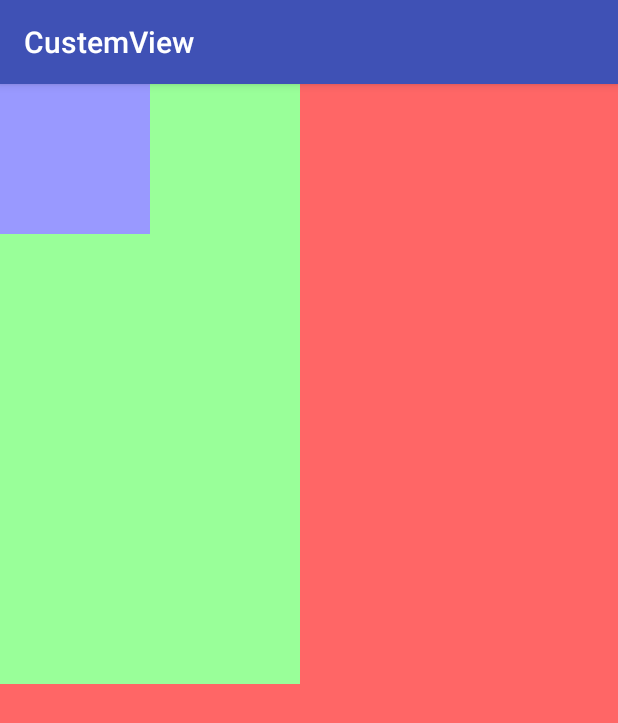
After one commit to seahorseBra/CustemView, an Android app: the DragHelperActivity screen opened directly, with no data from a screen before it, on a phone screen of 412 x 824 dp. The commit adds this screen. Shown: the top 723 px of the screen. Run offline under Robolectric (Android 15) with nearby library versions, the phone set to English and light mode, and no system bars.

Commit message:
2016.5.13

```diff
--- a/app/src/main/AndroidManifest.xml
+++ b/app/src/main/AndroidManifest.xml
@@ -26,7 +26,8 @@
         <activity
             android:name=".CustomScroller"
             android:theme="@style/Theme.AppCompat.Light.NoActionBar" />
-        <activity android:name=".HorizontalScrollerActivity"></activity>
+        <activity android:name=".HorizontalScrollerActivity" />
+        <activity android:name=".DragHelperActivity"></activity>
     </application>
 
 </manifest>
--- /dev/null
+++ b/app/src/main/java/com/example/administrator/custemview/DragHelperActivity.java
@@ -0,0 +1,13 @@
+package com.example.administrator.custemview;
+
+import android.support.v7.app.AppCompatActivity;
+import android.os.Bundle;
+
+public class DragHelperActivity extends AppCompatActivity {
+
+    @Override
+    protected void onCreate(Bundle savedInstanceState) {
+        super.onCreate(savedInstanceState);
+        setContentView(R.layout.activity_drag_helper);
+    }
+}
--- a/app/src/main/java/com/example/administrator/custemview/MainActivity.java
+++ b/app/src/main/java/com/example/administrator/custemview/MainActivity.java
@@ -51,6 +51,7 @@ public class MainActivity extends AppCompatActivity implements OnClickListener{
         findViewById(R.id.main_activity_animation).setOnClickListener(this);
         findViewById(R.id.main_activity_scroller).setOnClickListener(this);
         findViewById(R.id.main_activity_horizontal_scroller).setOnClickListener(this);
+        findViewById(R.id.main_activity_qq).setOnClickListener(this);
         m = (ImageView) findViewById(R.id.svg_image);
         m.setOnClickListener(this);
 //        tv.setDate(R.mipmap.ic_launcher, "啊喂噶围观");
@@ -213,6 +214,9 @@ public class MainActivity extends AppCompatActivity implements OnClickListener{
             case R.id.main_activity_horizontal_scroller:
                 goActivity(HorizontalScrollerActivity.class);
                 break;
+            case R.id.main_activity_qq:
+                goActivity(DragHelperActivity.class);
+                break;
 
 
         }
--- /dev/null
+++ b/app/src/main/java/view/EventInterceptTestView.java
@@ -0,0 +1,33 @@
+package view;
+
+import android.content.Context;
+import android.util.AttributeSet;
+import android.util.Log;
+import android.view.MotionEvent;
+import android.view.View;
+import android.widget.TextView;
+
+/**
+ * Created by zchao on 2016/5/13.
+ */
+public class EventInterceptTestView extends TextView {
+    private static final String TAG = "INTER";
+
+    public EventInterceptTestView(Context context) {
+        this(context, null);
+    }
+
+    public EventInterceptTestView(Context context, AttributeSet attrs) {
+        this(context, attrs, 0);
+    }
+
+    public EventInterceptTestView(Context context, AttributeSet attrs, int defStyleAttr) {
+        super(context, attrs, defStyleAttr);
+    }
+
+    @Override
+    public boolean onTouchEvent(MotionEvent event) {
+        Log.d(TAG, "View onTouchEvent() called with: " + "event = [" + event + "]");
+        return true;
+    }
+}
--- a/app/src/main/java/view/StackGroupView.java
+++ b/app/src/main/java/view/StackGroupView.java
@@ -50,8 +50,8 @@ public class StackGroupView extends ViewGroup {
                 break;
             case MotionEvent.ACTION_MOVE:
                 int dx = mLastX - x;
-                if (dx >) {
-                }
+//                if (dx > ) {
+//                }
                 break;
             case MotionEvent.ACTION_UP:
 
--- /dev/null
+++ b/app/src/main/java/view/ViewGroupTestA.java
@@ -0,0 +1,76 @@
+package view;
+
+import android.content.Context;
+import android.content.IntentFilter;
+import android.util.AttributeSet;
+import android.util.Log;
+import android.view.MotionEvent;
+import android.widget.FrameLayout;
+
+/**
+ * Created by zchao on 2016/5/13.
+ */
+public class ViewGroupTestA extends FrameLayout {
+
+    private static final String TAG = "INTER";
+    private int mLastX;
+    private int mLastY;
+    private boolean needIntercept = false;
+
+    public ViewGroupTestA(Context context) {
+        this(context, null);
+    }
+
+    public ViewGroupTestA(Context context, AttributeSet attrs) {
+        this(context, attrs, 0);
+    }
+
+    public ViewGroupTestA(Context context, AttributeSet attrs, int defStyleAttr) {
+        super(context, attrs, defStyleAttr);
+    }
+
+    @Override
+    public boolean onInterceptTouchEvent(MotionEvent ev) {
+        Log.d(TAG, "A onInterceptTouchEvent() called with: " + "ev = [" + ev + "]");
+        int x = (int) ev.getX();
+        int y = (int) ev.getY();
+        switch (ev.getAction()) {
+            case MotionEvent.ACTION_DOWN:
+                mLastX = x;
+                mLastY = y;
+                break;
+            case MotionEvent.ACTION_MOVE:
+                int dx = Math.abs(x - mLastX);
+                int dy = Math.abs(y - mLastY);
+                if (dx > dy) {
+                    needIntercept = true;
+                } else {
+                    needIntercept = false;
+                }
+                break;
+            case MotionEvent.ACTION_UP:
+                break;
+        }
+        return needIntercept;
+    }
+
+    @Override
+    public boolean onTouchEvent(MotionEvent event) {
+        Log.d(TAG, "A onTouchEvent() called with: " + "event = [" + event + "]");
+        if (needIntercept) {
+
+        }
+        return needIntercept;
+    }
+
+    @Override
+    protected void onSizeChanged(int w, int h, int oldw, int oldh) {
+        super.onSizeChanged(w, h, oldw, oldh);
+    }
+
+    @Override
+    protected void onFinishInflate() {
+        super.onFinishInflate();
+    }
+
+}
--- a/app/src/main/res/layout/activity_animation.xml
+++ b/app/src/main/res/layout/activity_animation.xml
@@ -17,4 +17,9 @@
         android:background="#424242"
         android:layout_width="match_parent"
         android:layout_height="0.7dp" />
+
+    <view.MoveView
+        android:layout_width="30dp"
+        android:layout_height="30dp"
+        android:background="#f00"/>
 </RelativeLayout>
--- /dev/null
+++ b/app/src/main/res/layout/activity_drag_helper.xml
@@ -0,0 +1,45 @@
+<?xml version="1.0" encoding="utf-8"?>
+<FrameLayout xmlns:android="http://schemas.android.com/apk/res/android"
+    android:layout_width="match_parent"
+    android:layout_height="match_parent">
+
+  <!--  <LinearLayout
+        android:background="#f00"
+        android:layout_width="200dp"
+        android:layout_height="match_parent">
+        <TextView
+            android:layout_width="wrap_content"
+            android:layout_height="wrap_content"
+            android:layout_gravity="center_vertical"
+            android:gravity="center"
+            android:text="菜单栏"/>
+    </LinearLayout>
+
+    <RelativeLayout
+        android:background="#55005500"
+        android:layout_width="match_parent"
+        android:layout_height="match_parent">
+        <TextView
+            android:layout_width="wrap_content"
+            android:layout_height="wrap_content"
+            android:text="主界面"
+            android:layout_centerInParent="true"
+            android:gravity="center"/>
+    </RelativeLayout>-->
+
+    <view.ViewGroupTestA
+        android:background="#f66"
+        android:layout_width="match_parent"
+        android:layout_height="match_parent">
+
+        <view.ViewGroupTestB
+            android:background="#9f9"
+            android:layout_width="200dp"
+            android:layout_height="400dp">
+            <view.EventInterceptTestView
+                android:layout_width="100dp"
+                android:layout_height="100dp"
+                android:background="#99f"/>
+        </view.ViewGroupTestB>
+    </view.ViewGroupTestA>
+</FrameLayout>
```
Also changed, not shown: app/src/main/java/view/DragHelperViewGroup.java (added, +144 -0 lines), app/src/main/java/view/MoveView.java (added, +81 -0 lines), app/src/main/java/view/ViewGroupTestB.java (added, +34 -0 lines), app/src/main/res/layout/activity_main.xml (+9 -0 lines).
